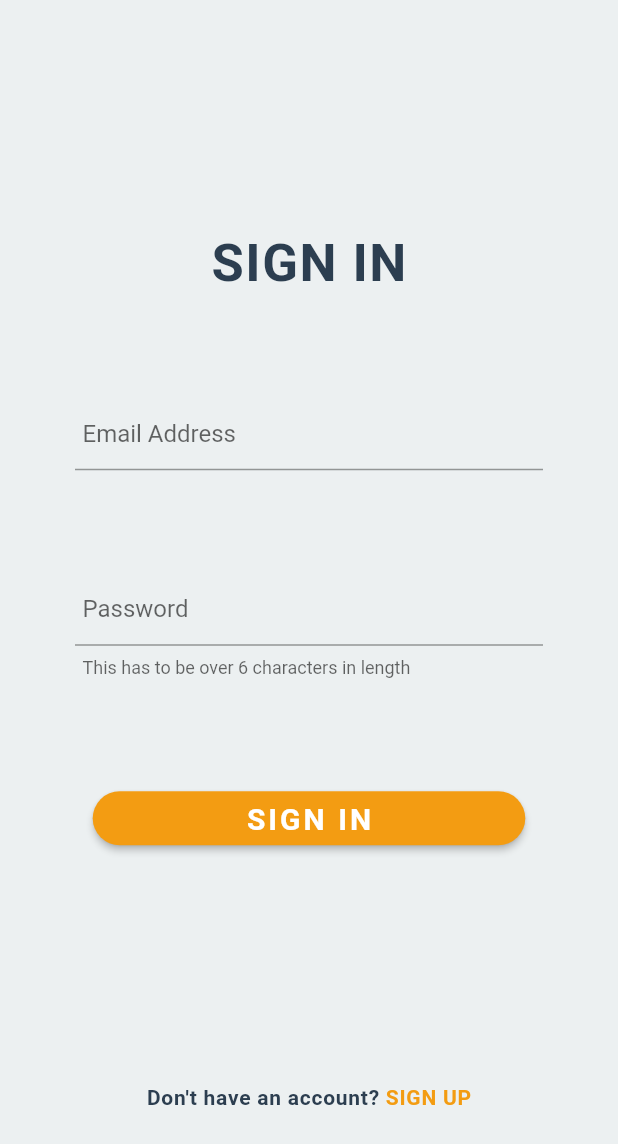
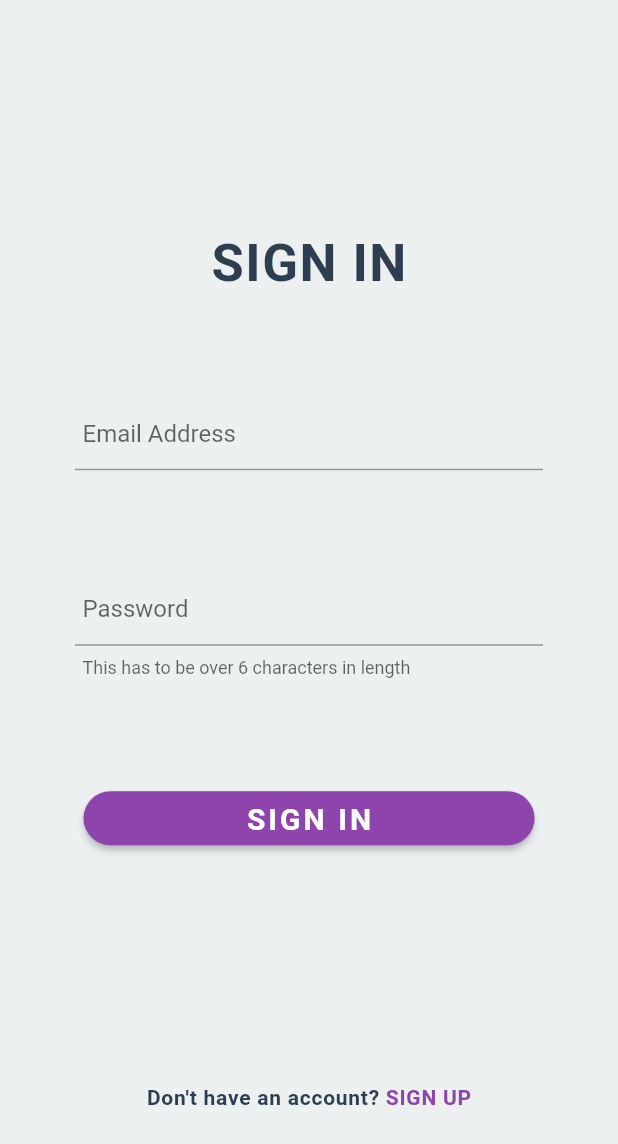
Before and after one commit to rekib0023/lco-workout-app, a Flutter app: the screen it shows after launch, on a phone screen of 412 x 824 dp. Shown: the top 1144 px of the screen. Run offline on Flutter 3.47's test engine with Material 2 defaults, Android fonts, the phone set to English and light mode, and no system bars; our stand-ins replace carousel_slider, cloud_firestore, firebase_auth, flutter_spinkit, font_awesome_flutter; accounts and stored records are empty.

```diff
--- a/lib/main.dart
+++ b/lib/main.dart
@@ -14,8 +14,8 @@ class MyApp extends StatelessWidget {
       child: MaterialApp(
         debugShowCheckedModeBanner: false,
         theme: ThemeData(
-          // primaryColor: Color(0xFF8e44ad),
-          primaryColor: Color(0xFFf39c12),
+          primaryColor: Color(0xFF8e44ad),
+          // primaryColor: Color(0xFFf39c12),
           primaryColorLight: Colors.white,
           accentColor: Color(0xFF2c3e50),
           scaffoldBackgroundColor: Color(0xFFecf0f1),
--- a/lib/screens/authenticate/register.dart
+++ b/lib/screens/authenticate/register.dart
@@ -56,6 +56,7 @@ class _RegisterState extends State<Register> {
                     ),
                     RoundedActionBtn(
                       text: 'SIGN UP',
+                      size: MediaQuery.of(context).size.width * 0.73,
                       onPressed: () async {
                         if (_formKey.currentState.validate()) {
                           setState(() => loading = true);
--- a/lib/screens/authenticate/sign_in.dart
+++ b/lib/screens/authenticate/sign_in.dart
@@ -52,6 +52,7 @@ class _SignInState extends State<SignIn> {
                     ),
                     RoundedActionBtn(
                       text: 'SIGN IN',
+                      size: MediaQuery.of(context).size.width * 0.73,
                       onPressed: () async {
                         if (_formKey.currentState.validate()) {
                           setState(() => loading = true);
--- a/lib/screens/homeScreensWrapper.dart
+++ b/lib/screens/homeScreensWrapper.dart
@@ -31,12 +31,6 @@ class _ScreensWrapperState extends State<ScreensWrapper> {
   @override
   Widget build(BuildContext context) {
     return Scaffold(
-      appBar: AppBar(
-        title: Text(_screensName[_currentIndex], style: appBarTextStyle,),
-        backgroundColor: Colors.white,
-        centerTitle: true,
-        elevation: 0,
-      ),
       drawer: MyDrawer(),
       body: _navPages[_currentIndex],
       bottomNavigationBar: BottomNavigationBar(
--- /dev/null
+++ b/lib/shared/constants.dart
@@ -0,0 +1,2 @@
+
+final double sets = 0;
--- a/lib/shared/my_custom_buttons.dart
+++ b/lib/shared/my_custom_buttons.dart
@@ -4,14 +4,15 @@ import 'package:lco_workout/utils/styleguide.dart';
 class RoundedActionBtn extends StatelessWidget {
   final String text;
   final Function onPressed;
+  final double size;
 
-  const RoundedActionBtn({Key key, this.text, this.onPressed})
+  const RoundedActionBtn({Key key, this.text, this.onPressed, this.size})
       : super(key: key);
 
   @override
   Widget build(BuildContext context) {
     return SizedBox(
-      width: MediaQuery.of(context).size.width * 0.70,
+      width: size,
       child: RaisedButton(
         onPressed: onPressed,
         color: Theme.of(context).primaryColor,
--- a/lib/utils/styleguide.dart
+++ b/lib/utils/styleguide.dart
@@ -1,7 +1,7 @@
 import 'package:flutter/material.dart';
 
 // final Color scaffoldBackgroundColor = Color(0xFFecf0f1);
-final Color primaryTextColor = Color(0xFFf39c12);
+final Color primaryTextColor = Color(0xFF8e44ad);
 // final Color secondaryTextColor = Color(0xFFf1c40f);
 final Color darkTextColor = Color(0xFF2c3e50);
 
--- a/lib/utils/text_input_guides.dart
+++ b/lib/utils/text_input_guides.dart
@@ -4,7 +4,7 @@ const textInputDecoration = InputDecoration(
   contentPadding: EdgeInsets.fromLTRB(5, 0, 0, 0),
   focusedBorder: UnderlineInputBorder(
     borderSide: BorderSide(
-      color: Colors.orange,
+      color: Colors.purple,
       width: 2,
     ),
   ),
--- a/pubspec.yaml
+++ b/pubspec.yaml
@@ -28,6 +28,7 @@ dependencies:
   provider: ^4.0.5
   flutter_spinkit: "^4.1.2"
   font_awesome_flutter: ^8.8.1
+  carousel_slider: ^2.0.0
 
 dev_dependencies:
   flutter_test:
```
Also changed, not shown: lib/screens/home/home.dart (+55 -24 lines), pubspec.lock.
